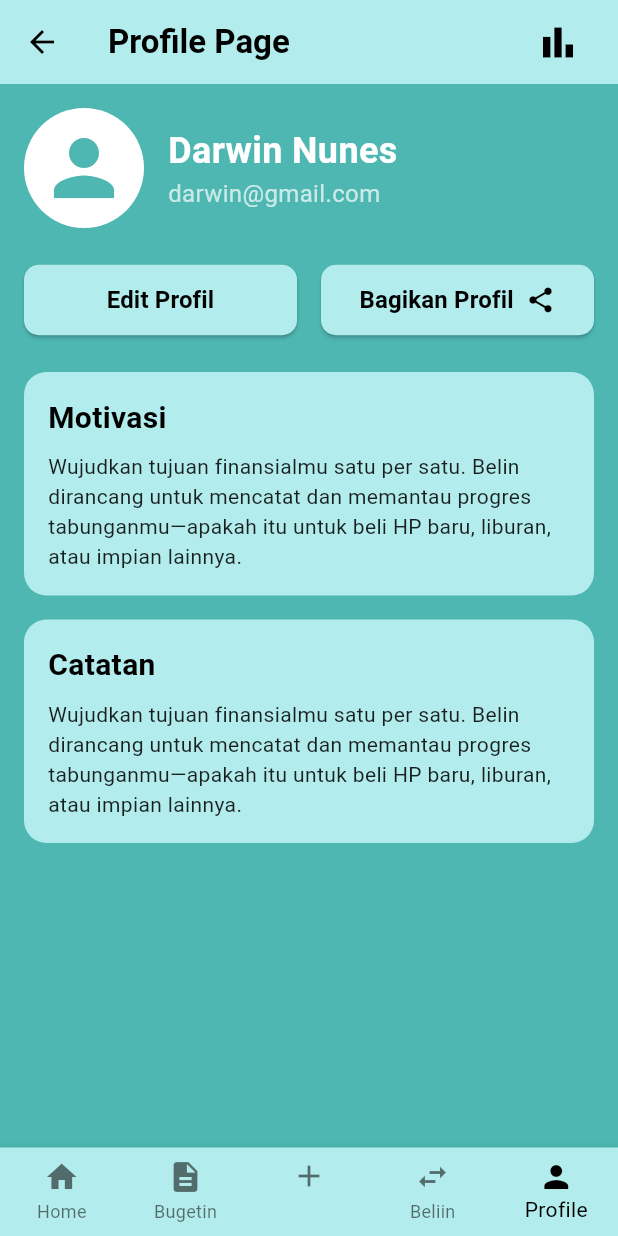
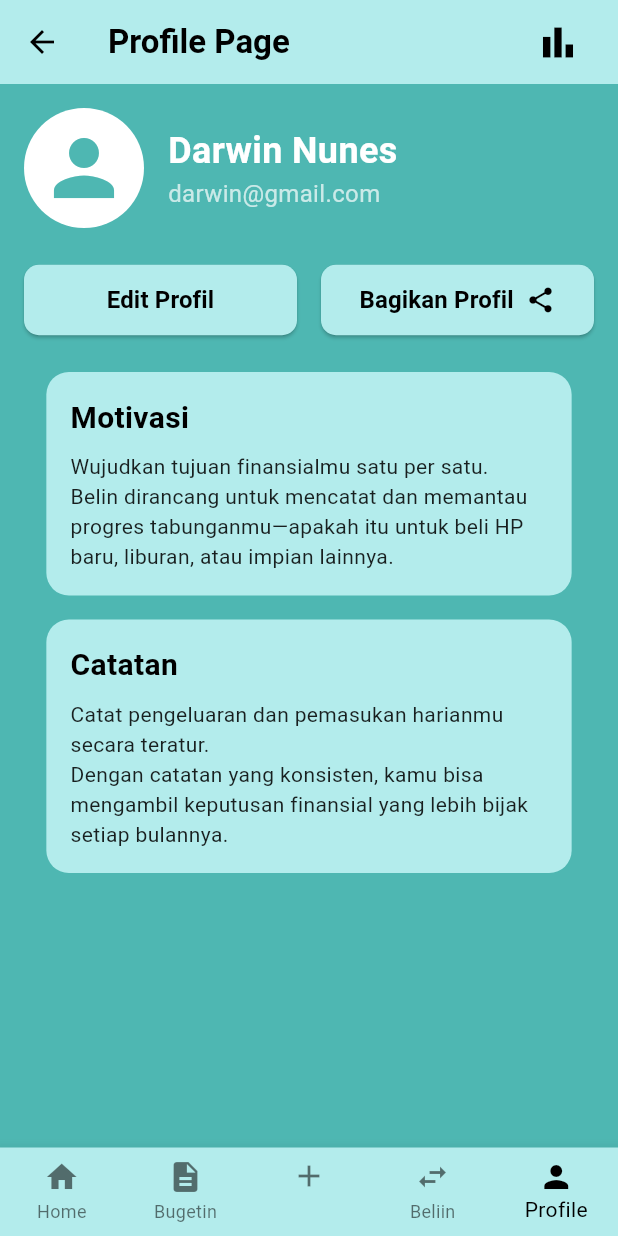
Before and after one commit to rizky-2300016082/aplikasi-Bougetting, a Flutter app: the ProfilePage screen opened by its route, on a phone screen of 412 x 824 dp. Run offline on Flutter 3.47's test engine with Material 3 defaults, Android fonts, the light colour scheme and no system bars.

Commit message:
Update minor

```diff
--- a/lib/pages/profile_page.dart
+++ b/lib/pages/profile_page.dart
@@ -6,9 +6,9 @@ class ProfilePage extends StatelessWidget {
   @override
   Widget build(BuildContext context) {
     return Scaffold(
-      backgroundColor: const Color(0xFF4EB7B2), // Background color from BuyPage
+      backgroundColor: const Color(0xFF4EB7B2),
       appBar: AppBar(
-        backgroundColor: const Color(0xFFB3ECEC), // AppBar color from BuyPage
+        backgroundColor: const Color(0xFFB3ECEC),
         elevation: 0,
         leading: IconButton(
           icon: const Icon(Icons.arrow_back, color: Colors.black),
@@ -28,7 +28,7 @@ class ProfilePage extends StatelessWidget {
           Padding(
             padding: const EdgeInsets.only(right: 16.0),
             child: IconButton(
-              icon: const Icon(Icons.bar_chart, color: Colors.black, size: 30), // Example icon, adjust as needed
+              icon: const Icon(Icons.bar_chart, color: Colors.black, size: 30),
               onPressed: () {
                 // Handle action for the icon
               },
@@ -46,15 +46,15 @@ class ProfilePage extends StatelessWidget {
                 children: [
                   const CircleAvatar(
                     radius: 40,
-                    backgroundColor: Colors.white, // Background for the avatar
-                    child: Icon(Icons.person, size: 60, color: Color(0xFF4EB7B2)), // Placeholder icon
+                    backgroundColor: Colors.white,
+                    child: Icon(Icons.person, size: 60, color: Color(0xFF4EB7B2)),
                   ),
                   const SizedBox(width: 16),
                   Column(
                     crossAxisAlignment: CrossAxisAlignment.start,
                     children: const [
                       Text(
-                        'Darwin Nunes', // Placeholder name
+                        'Darwin Nunes',
                         style: TextStyle(
                           fontSize: 24,
                           fontWeight: FontWeight.bold,
@@ -62,7 +62,7 @@ class ProfilePage extends StatelessWidget {
                         ),
                       ),
                       Text(
-                        'darwin@gmail.com', // Placeholder email
+                        'darwin@gmail.com',
                         style: TextStyle(
                           fontSize: 16,
                           color: Colors.white70,
@@ -73,7 +73,6 @@ class ProfilePage extends StatelessWidget {
                 ],
               ),
               const SizedBox(height: 24),
-
               Row(
                 mainAxisAlignment: MainAxisAlignment.spaceEvenly,
                 children: [
@@ -83,8 +82,8 @@ class ProfilePage extends StatelessWidget {
                         Navigator.pushNamed(context, '/edit_profile');
                       },
                       style: ElevatedButton.styleFrom(
-                        backgroundColor: const Color(0xFFB3ECEC), // Button background color
-                        foregroundColor: Colors.black, // Text color
+                        backgroundColor: const Color(0xFFB3ECEC),
+                        foregroundColor: Colors.black,
                         shape: RoundedRectangleBorder(
                           borderRadius: BorderRadius.circular(10),
                         ),
@@ -103,8 +102,8 @@ class ProfilePage extends StatelessWidget {
                         // Handle Bagikan Profil action
                       },
                       style: ElevatedButton.styleFrom(
-                        backgroundColor: const Color(0xFFB3ECEC), // Button background color
-                        foregroundColor: Colors.black, // Text color
+                        backgroundColor: const Color(0xFFB3ECEC),
+                        foregroundColor: Colors.black,
                         shape: RoundedRectangleBorder(
                           borderRadius: BorderRadius.circular(10),
                         ),
@@ -126,39 +125,46 @@ class ProfilePage extends StatelessWidget {
                 ],
               ),
               const SizedBox(height: 24),
-
-              _buildInfoCard(
-                title: 'Motivasi',
-                content:
-                    'Wujudkan tujuan finansialmu satu per satu. Belin dirancang untuk mencatat dan memantau progres tabunganmu—apakah itu untuk beli HP baru, liburan, atau impian lainnya.',
+              Center(
+                child: _buildInfoCard(
+                  context,
+                  title: 'Motivasi',
+                  content:
+                      'Wujudkan tujuan finansialmu satu per satu.\nBelin dirancang untuk mencatat dan memantau progres tabunganmu—apakah itu untuk beli HP baru, liburan, atau impian lainnya.',
+                ),
               ),
               const SizedBox(height: 16),
-
-              _buildInfoCard(
-                title: 'Catatan',
-                content:
-                    'Wujudkan tujuan finansialmu satu per satu. Belin dirancang untuk mencatat dan memantau progres tabunganmu—apakah itu untuk beli HP baru, liburan, atau impian lainnya.',
+              Center(
+                child: _buildInfoCard(
+                  context,
+                  title: 'Catatan',
+                  content:
+                      'Catat pengeluaran dan pemasukan harianmu secara teratur.\nDengan catatan yang konsisten, kamu bisa mengambil keputusan finansial yang lebih bijak setiap bulannya.',
+                ),
               ),
             ],
           ),
         ),
       ),
-      bottomNavigationBar: const _BottomNavBar(currentIndex: 4), // Menggunakan _BottomNavBar lokal
+      bottomNavigationBar: const _BottomNavBar(currentIndex: 4),
     );
   }
 
-  Widget _buildInfoCard({required String title, required String content}) {
+  Widget _buildInfoCard(BuildContext context,
+      {required String title, required String content}) {
     return Container(
+      width: MediaQuery.of(context).size.width * 0.85, // Responsif
       padding: const EdgeInsets.all(16.0),
       decoration: BoxDecoration(
-        color: const Color(0xFFB3ECEC), // Card background color
+        color: const Color(0xFFB3ECEC),
         borderRadius: BorderRadius.circular(15),
       ),
       child: Column(
-        crossAxisAlignment: CrossAxisAlignment.start,
+        crossAxisAlignment: CrossAxisAlignment.start, // Rata kiri
         children: [
           Text(
             title,
+            textAlign: TextAlign.start,
             style: const TextStyle(
               fontSize: 20,
               fontWeight: FontWeight.bold,
@@ -168,6 +174,7 @@ class ProfilePage extends StatelessWidget {
           const SizedBox(height: 8),
           Text(
             content,
+            textAlign: TextAlign.start,
             style: const TextStyle(
               fontSize: 14,
               color: Colors.black87,
@@ -179,7 +186,6 @@ class ProfilePage extends StatelessWidget {
   }
 }
 
-// _BottomNavBar lokal untuk ProfilePage
 class _BottomNavBar extends StatelessWidget {
   final int currentIndex;
 
@@ -212,7 +218,6 @@ class _BottomNavBar extends StatelessWidget {
             Navigator.pushReplacementNamed(context, '/buy');
             break;
           case 4:
-            // stay
             break;
         }
       },
```
